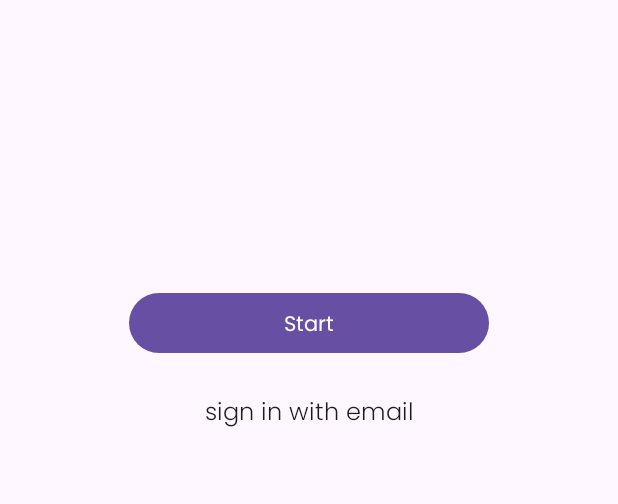
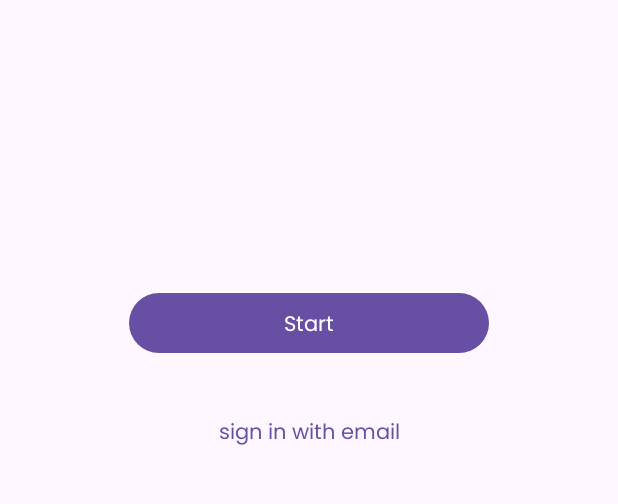
Before and after one commit to Autoseer-Org/autoseers, an Android app built with Jetpack Compose: the screen it shows after launch (MainActivity), on a phone screen of 412 x 824 dp, the part 359-863 px from its top. Run offline under Robolectric (Android 15) with nearby library versions, the phone set to English and light mode, and no system bars.

Commit message:
replace text for textbutton

```diff
--- a/app/src/main/java/com/innovara/autoseers/onboarding/initialscreen/ui/InitialScreen.kt
+++ b/app/src/main/java/com/innovara/autoseers/onboarding/initialscreen/ui/InitialScreen.kt
@@ -12,6 +12,7 @@ import androidx.compose.material3.Button
 import androidx.compose.material3.MaterialTheme
 import androidx.compose.material3.Scaffold
 import androidx.compose.material3.Text
+import androidx.compose.material3.TextButton
 import androidx.compose.runtime.Composable
 import androidx.compose.ui.Alignment
 import androidx.compose.ui.Modifier
@@ -91,6 +92,7 @@ fun HeaderSection(
 @Composable
 fun ButtonSection(
     onStartPressed: () -> Unit = {},
+    onSigningPressed: () -> Unit = {},
     modifier: Modifier = Modifier,
 ) {
     Column(
@@ -108,10 +110,12 @@ fun ButtonSection(
                 style = MaterialTheme.typography.bodySmall
             )
         }
-        Text(
-            text = stringResource(id = R.string.start_with_signin),
-            style = MaterialTheme.typography.labelSmall
-        )
+        TextButton(onClick = onSigningPressed) {
+            Text(
+                text = stringResource(id = R.string.start_with_signin),
+                style = MaterialTheme.typography.bodySmall
+            )
+        }
     }
 }
 
```
